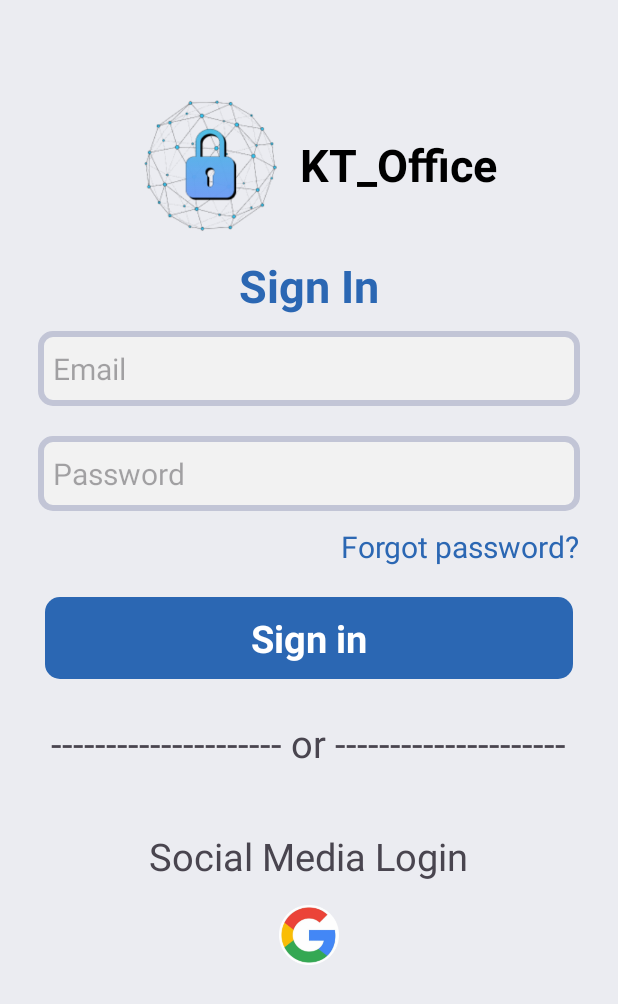
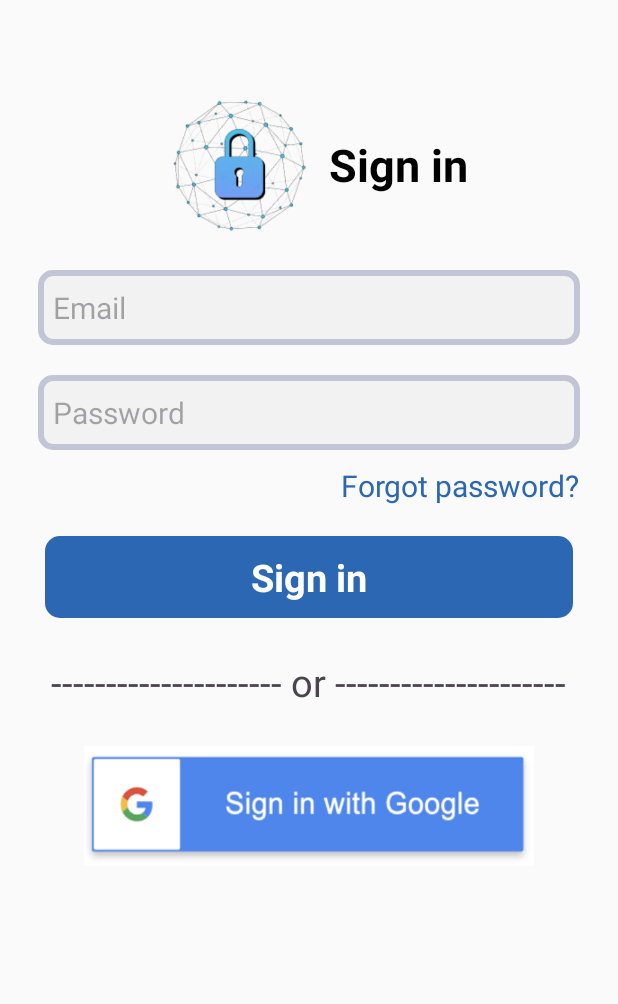
Before and after one commit to triietnguyen/Asset_Management, an Android app: the screen it shows after launch (LoginActivity), on a phone screen of 412 x 824 dp. Shown: the top 1004 px of the screen. Run offline under Robolectric (Android 15) with nearby library versions, the phone set to English and light mode, and no system bars; our stand-ins replace data binding; 2 statements that could not run were skipped.

Commit message:
done add data from google to database

```diff
--- a/app/src/main/java/com/example/navigationdrawer/model/User.java
+++ b/app/src/main/java/com/example/navigationdrawer/model/User.java
@@ -123,8 +123,9 @@ public class User {
     }
 
     public int isEmailInDatabase(String email) {
-        // TODO: Implement the SQL query to check if the email exists in the database
-        // Replace the placeholders with your actual database connection details and query
+        SQLServer connection = new SQLServer();
+        connect = connection.ConnectionSql();
+        if (connect != null) {
             String query = "SELECT COUNT(*) FROM [dbo].[User] WHERE Email = ?";
             try (PreparedStatement preparedStatement = connect.prepareStatement(query)) {
                 preparedStatement.setString(1, email);
@@ -136,6 +137,7 @@ public class User {
                 }
             } catch (SQLException e) {
                 e.printStackTrace();
+            }
         }
         return 0;
     }
--- a/app/src/main/res/layout/activity_login.xml
+++ b/app/src/main/res/layout/activity_login.xml
@@ -14,7 +14,7 @@
         android:layout_height="match_parent"
         android:orientation="vertical"
         tools:context=".view.login.LoginActivity"
-        android:background="#EBECF1">
+        android:background="#FAFAFA">
         <LinearLayout
             android:layout_width="wrap_content"
             android:layout_height="wrap_content"
@@ -26,34 +26,15 @@
                 android:layout_height="120dp"
                 android:src="@drawable/lock" />
             <TextView
-
                 android:id="@+id/textView1"
                 android:layout_width="match_parent"
                 android:layout_height="wrap_content"
                 android:layout_gravity="center"
-                android:text="KT_Office"
+                android:text="Sign in"
                 android:textAppearance="@style/TextAppearance.AppCompat.Display2"
                 android:textColor="@color/black"
                 android:textSize="30dp"
                 android:textStyle="bold" />
-        </LinearLayout>
-
-        <LinearLayout
-            android:layout_width="wrap_content"
-            android:layout_height="wrap_content"
-            android:layout_gravity="center"
-            android:orientation="vertical">
-            <TextView
-                android:layout_width="match_parent"
-                android:layout_height="wrap_content"
-                android:layout_marginBottom="0dp"
-                android:text="Sign In"
-                android:textAppearance="@style/TextAppearance.AppCompat.Display2"
-                android:textColor="#2B67B3"
-                android:textSize="30dp"
-                android:textStyle="bold">
-
-            </TextView>
         </LinearLayout>
         <LinearLayout
             android:layout_width="match_parent"
@@ -127,23 +108,16 @@
                 android:textSize="25dp"
                 android:layout_marginVertical="25dp"
                 android:textStyle=""></TextView>
-            <TextView
-                android:layout_width="wrap_content"
-                android:layout_height="wrap_content"
-                android:layout_gravity="center"
-                android:text="Social Media Login"
-                android:layout_marginVertical="15dp"
-                android:textSize="25dp"
-                android:textStyle=""></TextView>
-            <Button
-                android:id="@+id/sign_in_button"
-                android:layout_width="40dp"
-                android:layout_height="40dp"
-                android:layout_gravity="center"
-                android:background="@drawable/logo_google"
-                app:backgroundTint ="@null"
-                ></Button>
+                <Button
+                    android:id="@+id/sign_in_button"
+                    android:layout_width="300dp"
+                    android:layout_height="80dp"
+                    android:layout_gravity="center"
+                    android:background="@drawable/logo_google"
+                    app:backgroundTint ="@null">
+                </Button>
         </LinearLayout>
     </LinearLayout>
 
+
 </layout>
--- a/app/src/main/res/layout/activity_splash.xml
+++ b/app/src/main/res/layout/activity_splash.xml
@@ -6,7 +6,7 @@
         android:id="@+id/container"
         android:layout_width="match_parent"
         android:layout_height="match_parent"
-        android:background="#EBECF1"
+        android:background="#FAFAFA"
         android:orientation="vertical" >
 
         <LinearLayout
@@ -22,7 +22,7 @@
                 android:gravity="center"
                 android:layout_marginVertical="35dp"
                 android:layout_marginHorizontal="35dp"
-                android:text="Welcome To KT-Office"
+                android:text="IT Asset Management"
                 android:textAppearance="@style/TextAppearance.AppCompat.Display2"
                 android:textColor="#83898B"
                 android:textStyle="bold"
--- a/app/src/main/res/values/strings.xml
+++ b/app/src/main/res/values/strings.xml
@@ -2,6 +2,4 @@
     <string name="app_name">Asset Management</string>
     <string name="open"></string>
     <string name="close"></string>
-    <string name ="default_web_client_id">63846394008-qmnculjusjnbcss998hbr744tec0qcaj.apps.googleusercontent.com</string>
-
 </resources>
```
Also changed, not shown: app/src/main/java/com/example/navigationdrawer/view/login/LoginActivity.java (+26 -36 lines), app/src/main/java/com/example/navigationdrawer/view/main/MainActivity.java (+0 -14 lines), app/src/main/java/com/example/navigationdrawer/view/main/MainAdminActivity.java (+0 -8 lines), app/src/main/res/drawable/logo_google.png. Lines whose indentation alone changed are shown as unchanged.
